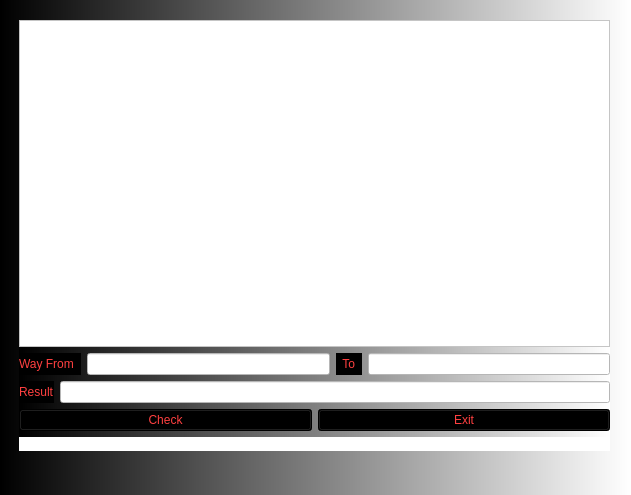
This is project1/graf_min.ui in KapKapkin/Seriy_Guse as Qt 5 draws it before an edit. The edited form follows.
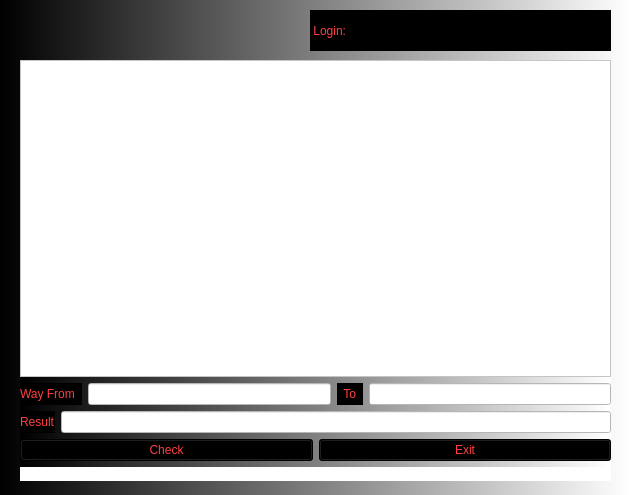
This is the edited form.

What changed in the file:
```diff
--- a/project1/graf_min.ui
+++ b/project1/graf_min.ui
@@ -19,10 +19,10 @@
   <widget class="QWidget" name="verticalLayoutWidget">
    <property name="geometry">
     <rect>
-     <x>19</x>
-     <y>20</y>
+     <x>20</x>
+     <y>60</y>
      <width>591</width>
-     <height>431</height>
+     <height>421</height>
     </rect>
    </property>
    <layout class="QVBoxLayout" name="verticalLayout">
@@ -154,6 +154,44 @@
     </item>
    </layout>
   </widget>
+  <widget class="QLabel" name="label1">
+   <property name="geometry">
+    <rect>
+     <x>310</x>
+     <y>10</y>
+     <width>81</width>
+     <height>41</height>
+    </rect>
+   </property>
+   <property name="styleSheet">
+    <string notr="true">font: 700 14pt &quot;Times New Roman&quot;;
+color: rgb(255, 64, 64);
+background-color: rgb(0, 0, 0);
+</string>
+   </property>
+   <property name="text">
+    <string> Login:</string>
+   </property>
+  </widget>
+  <widget class="QLabel" name="label_login">
+   <property name="geometry">
+    <rect>
+     <x>390</x>
+     <y>10</y>
+     <width>221</width>
+     <height>41</height>
+    </rect>
+   </property>
+   <property name="styleSheet">
+    <string notr="true">font: 700 14pt &quot;Times New Roman&quot;;
+color: rgb(255, 64, 64);
+background-color: rgb(0, 0, 0);
+</string>
+   </property>
+   <property name="text">
+    <string/>
+   </property>
+  </widget>
  </widget>
  <resources/>
  <connections/>
```
